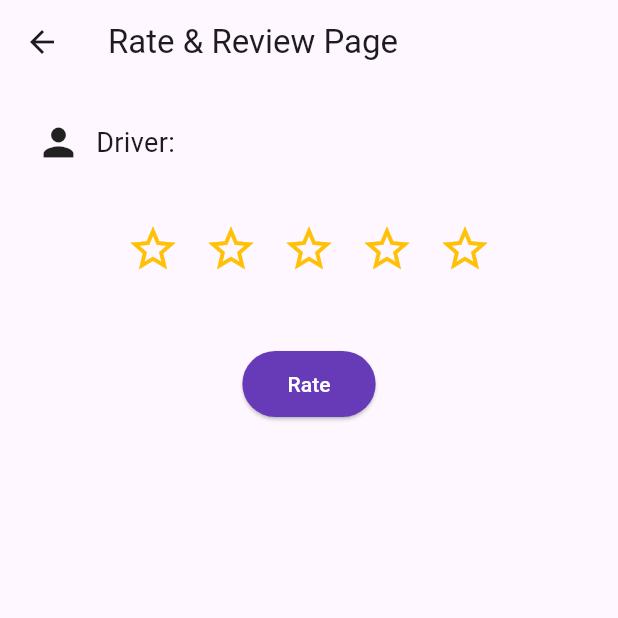
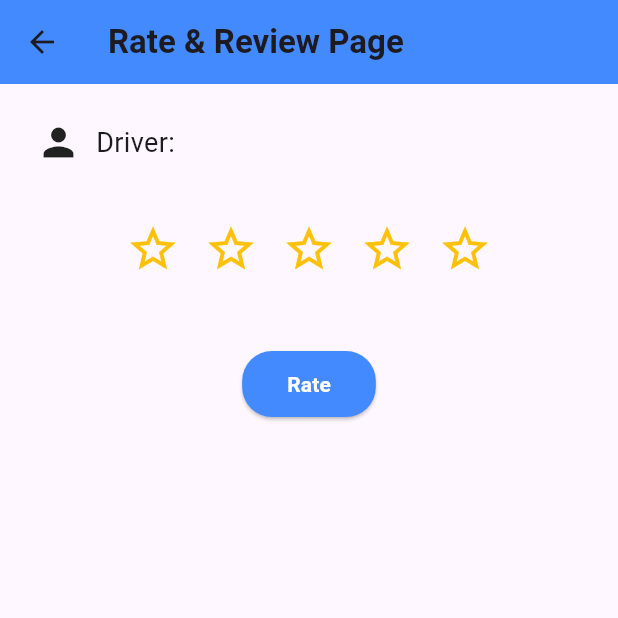
Before and after one commit to ZhiSeng/car_pool-master, a Flutter app: the RateDriverPage screen opened directly with empty values, on a phone screen of 412 x 824 dp, the top half of it. Run offline on Flutter 3.47's test engine with Material 3 defaults, Android fonts, the phone set to English and light mode, and no system bars; our stand-ins replace cloud_firestore, firebase_auth, firebase_core, sqflite; accounts and stored records are empty.

Commit message:
rate review

```diff
--- a/lib/rate_driver_page.dart
+++ b/lib/rate_driver_page.dart
@@ -4,15 +4,21 @@ import 'database_helper.dart';
 class RateDriverPage extends StatefulWidget {
   final int driverID;
   final String driverName;
+  final int carpoolID;  // Added carpoolID to link the ride between the driver and passenger
 
-  const RateDriverPage({super.key, required this.driverID, required this.driverName});
+  const RateDriverPage({
+    super.key,
+    required this.driverID,
+    required this.driverName,
+    required this.carpoolID,  // Initialize carpoolID
+  });
 
   @override
   _RateDriverPageState createState() => _RateDriverPageState();
 }
 
 class _RateDriverPageState extends State<RateDriverPage> {
-  int selectedRating = 0;
+  int selectedRating = 0;  // Store the selected rating (1-5 stars)
 
   void _submitRating() async {
     if (selectedRating == 0) {
@@ -22,15 +28,23 @@ class _RateDriverPageState extends State<RateDriverPage> {
       return;
     }
 
-    await DatabaseHelper.instance.submitDriverRating(widget.driverID, selectedRating.toDouble());
+    // Save the rating to the database, along with the associated carpoolID
+    await DatabaseHelper.instance.submitDriverRating(
+        widget.driverID,
+        selectedRating.toDouble(),
+        widget.carpoolID  // Pass the carpoolID for context
+    );
 
+    // Show a success message after submitting the rating
     ScaffoldMessenger.of(context).showSnackBar(SnackBar(
       content: Text("Thanks for rating ${widget.driverName}!"),
     ));
 
+    // Pop the page and return to the previous screen
     Navigator.pop(context);
   }
 
+  // Function to build the star icons for rating
   Widget _buildStar(int index) {
     return IconButton(
       icon: Icon(
@@ -40,7 +54,7 @@ class _RateDriverPageState extends State<RateDriverPage> {
       ),
       onPressed: () {
         setState(() {
-          selectedRating = index;
+          selectedRating = index;  // Update selected rating when a star is clicked
         });
       },
     );
@@ -50,12 +64,14 @@ class _RateDriverPageState extends State<RateDriverPage> {
   Widget build(BuildContext context) {
     return Scaffold(
       appBar: AppBar(
-        title: Text('Rate & Review Page'),
+        title: Text('Rate & Review Page', style: TextStyle(fontWeight: FontWeight.bold)),
+        backgroundColor: Colors.blueAccent,
       ),
       body: Padding(
         padding: const EdgeInsets.all(24.0),
         child: Column(
           children: [
+            // Display the driver's name with an icon
             Row(
               children: [
                 Icon(Icons.person, size: 30),
@@ -64,20 +80,25 @@ class _RateDriverPageState extends State<RateDriverPage> {
               ],
             ),
             SizedBox(height: 30),
+
+            // Create a row of star buttons for the user to click and rate the driver
             Row(
               mainAxisAlignment: MainAxisAlignment.center,
               children: List.generate(5, (index) => _buildStar(index + 1)),
             ),
             SizedBox(height: 40),
+
+            // Submit button to save the rating
             ElevatedButton(
               onPressed: _submitRating,
-              child: Text("Rate"),
+              child: Text("Rate", style: TextStyle(fontWeight: FontWeight.bold)),
               style: ElevatedButton.styleFrom(
-                backgroundColor: Colors.deepPurple,
+                backgroundColor: Colors.blueAccent,
                 foregroundColor: Colors.white,
                 padding: EdgeInsets.symmetric(horizontal: 30, vertical: 12),
+                shape: RoundedRectangleBorder(borderRadius: BorderRadius.circular(20)),
               ),
-            )
+            ),
           ],
         ),
       ),
```
Also changed, not shown: lib/database_helper.dart (+36 -14 lines), lib/rate_review_list_page.dart (+17 -6 lines).
